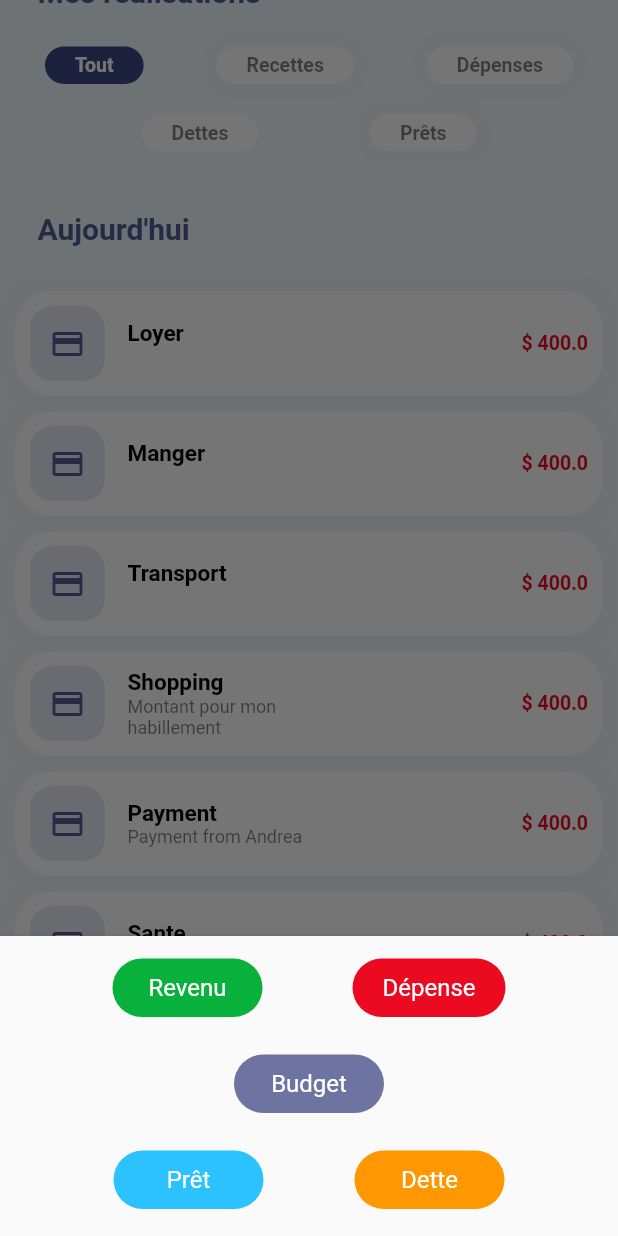
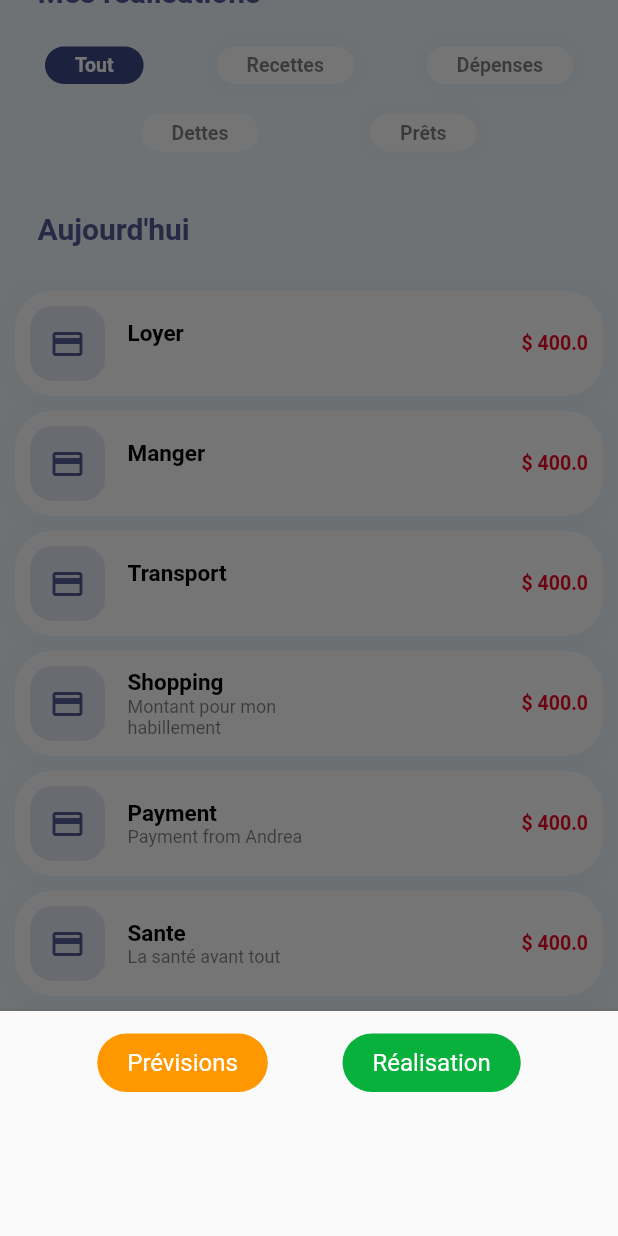
Before and after one commit to EdmondDossa/gestion-finance-personnelle, a Flutter app: the HomePage screen opened directly, item 2 of the bottom bar chosen, scrolled down 106 dp, after a tap on the "add" icon, on a phone screen of 412 x 824 dp. Run offline on Flutter 3.47's test engine with Material 2 defaults, Android fonts, the light colour scheme and no system bars; drawn by our look-alikes of animated_bottom_navigation_bar; our stand-ins replace cloud_firestore, firebase_auth, firebase_core, fl_chart, google_fonts; missing offline and left inert: icon_badge; accounts and stored records are empty.

Commit message:
Ajout de la page paramètre et autres modifications

```diff
--- a/lib/screens/home.dart
+++ b/lib/screens/home.dart
@@ -8,6 +8,7 @@ import 'package:gestion_finance/screens/budgets.dart';
 import 'package:gestion_finance/screens/daily.dart';
 import 'package:gestion_finance/screens/depenses.dart';
 import 'package:gestion_finance/screens/home_page.dart';
+import 'package:gestion_finance/screens/param%C3%A8tre.dart';
 import 'package:gestion_finance/screens/prets.dart';
 import 'package:gestion_finance/screens/revenus.dart';
 import 'package:gestion_finance/screens/statistics.dart';
@@ -27,7 +28,7 @@ class _HomePageState extends State<HomePage> {
     const StartPage(),
     const TransactionPage(),
     const StattisticsPage(),
-    const AddCategorie(),
+    const ParametrePage(),
   ];
   @override
   Widget build(BuildContext context) {
@@ -150,7 +151,7 @@ class _HomePageState extends State<HomePage> {
               ),
               child: AddCategorie(),
             );
-          } else if (index == 0) {
+          } else if (index == 0 || index == 1 || index == 2) {
             return Container(
               height: 150,
               padding: EdgeInsets.only(
@@ -159,6 +160,7 @@ class _HomePageState extends State<HomePage> {
                 left: 15,
                 right: 15,
               ),
+              alignment: Alignment.center,
               child: Column(
                 children: [
                   Row(
@@ -177,9 +179,9 @@ class _HomePageState extends State<HomePage> {
                                 horizontal: 20, vertical: 10),
                             decoration: BoxDecoration(
                                 borderRadius: BorderRadius.circular(25),
-                                color: green),
+                                color: Colors.orange),
                             child: Text(
-                              "Revenu",
+                              "Prévisions",
                               style: TextStyle(
                                   fontSize: 16,
                                   fontWeight: FontWeight.w400,
@@ -199,9 +201,9 @@ class _HomePageState extends State<HomePage> {
                                 horizontal: 20, vertical: 10),
                             decoration: BoxDecoration(
                                 borderRadius: BorderRadius.circular(25),
-                                color: red),
+                                color: green),
                             child: Text(
-                              "Dépense",
+                              "Réalisation",
                               style: TextStyle(
                                   fontSize: 16,
                                   fontWeight: FontWeight.w400,
@@ -209,43 +211,12 @@ class _HomePageState extends State<HomePage> {
                             )),
                       ),
                     ],
-                  ),
-                  SizedBox(
-                    height: 25,
-                  ),
-                  Row(
-                    mainAxisAlignment: MainAxisAlignment.center,
-                    children: [
-                      GestureDetector(
-                        onTap: () {
-                          Navigator.push(
-                            context,
-                            MaterialPageRoute(
-                                builder: (context) => CreateBudgetPage()),
-                          );
-                        },
-                        child: Container(
-                          padding: EdgeInsets.symmetric(
-                              horizontal: 20, vertical: 10),
-                          decoration: BoxDecoration(
-                            borderRadius: BorderRadius.circular(25),
-                            color: buttonColor.withOpacity(0.75),
-                          ),
-                          child: Text(
-                            "Budget",
-                            style: TextStyle(
-                                fontSize: 16,
-                                fontWeight: FontWeight.w400,
-                                color: white),
-                          ),
-                        ),
-                      ),
-                    ],
                   )
                 ],
               ),
             );
-          } else if (index == 1) {
+          }
+          /*  else if (index == 1) {
             return Container(
               height: 200,
               padding: EdgeInsets.only(
@@ -401,7 +372,7 @@ class _HomePageState extends State<HomePage> {
                 ],
               ),
             );
-          }
+          } */
           return widget;
         });
   }
--- /dev/null
+++ b/lib/screens/paramètre.dart
@@ -0,0 +1,347 @@
+import 'package:flutter/material.dart';
+import 'package:gestion_finance/utilities/auth_services.dart';
+
+import '../utilities/colors.dart';
+
+class ParametrePage extends StatefulWidget {
+  const ParametrePage({super.key});
+
+  @override
+  State<ParametrePage> createState() => _ParametrePageState();
+}
+
+class _ParametrePageState extends State<ParametrePage> {
+  TextEditingController _email = TextEditingController();
+  TextEditingController _username = TextEditingController();
+  bool isModalOpen = false;
+
+  @override
+  Widget build(BuildContext context) {
+    return getBody();
+  }
+
+  Widget getBody() {
+    return Scaffold(
+        body: SingleChildScrollView(
+      child: Stack(
+        children: [
+          Column(children: [
+            Container(
+              width: double.infinity,
+              height: 300,
+              //decoration: BoxDecoration(color: grey),
+              child: Column(
+                children: [
+                  Container(
+                    width: double.infinity,
+                    height: 190,
+                    decoration: BoxDecoration(
+                      color: buttonColor.withOpacity(0.9),
+                      borderRadius: BorderRadius.only(
+                        bottomLeft: Radius.circular(50),
+                        bottomRight: Radius.circular(50),
+                      ),
+                    ),
+                    child: Column(
+                      children: [
+                        Padding(
+                          padding: const EdgeInsets.only(
+                              left: 10, right: 10, bottom: 10, top: 35),
+                          child: Row(
+                            //mainAxisAlignment: MainAxisAlignment.spaceBetween,
+                            children: [
+                              IconButton(
+                                icon: Icon(Icons.menu),
+                                onPressed: () {
+                                  openDrawer(context);
+                                },
+                              ),
+                              Padding(
+                                padding: const EdgeInsets.only(left: 200),
+                                child: Row(
+                                  mainAxisAlignment:
+                                      MainAxisAlignment.spaceBetween,
+                                  children: [
+                                    Text(
+                                      "Arlette",
+                                      style: TextStyle(
+                                          fontSize: 15,
+                                          fontWeight: FontWeight.w300,
+                                          color: white),
+                                    ),
+                                    SizedBox(
+                                      width: 5,
+                                    ),
+                                    Container(
+                                      width: 30,
+                                      height: 30,
+                                      decoration: BoxDecoration(
+                                          borderRadius:
+                                              BorderRadius.circular(30),
+                                          border: Border.all(color: white)),
+                                      child: Icon(Icons.person_outlined,
+                                          color: white),
+                                    )
+                                  ],
+                                ),
+                              )
+                            ],
+                          ),
+                        ),
+                        Text(
+                          "Paramètres",
+                          style: TextStyle(
+                              fontSize: 20,
+                              fontWeight: FontWeight.bold,
+                              color: white),
+                          textAlign: TextAlign.center,
+                        )
+                      ],
+                    ),
+                  ),
+                ],
+              ),
+            ),
+            Container(
+              width: double.infinity,
+              margin: const EdgeInsets.symmetric(horizontal: 25),
+              padding: const EdgeInsets.all(10),
+              decoration: BoxDecoration(
+                  color: white,
+                  borderRadius: BorderRadius.circular(25),
+                  boxShadow: [
+                    BoxShadow(
+                        color: grey.withOpacity(0.03),
+                        spreadRadius: 10,
+                        blurRadius: 3)
+                  ]),
+              child: Column(
+                crossAxisAlignment: CrossAxisAlignment.start,
+                children: [
+                  const Padding(
+                    padding: EdgeInsets.symmetric(horizontal: 10),
+                    child: Text(
+                      "Adresse électronique (Email)",
+                      style: TextStyle(
+                        fontWeight: FontWeight.w600,
+                        fontSize: 13,
+                        color: Color(0xFF67727d),
+                      ),
+                    ),
+                  ),
+                  TextField(
+                    controller: _email,
+                    cursorColor: black,
+                    keyboardType: TextInputType.emailAddress,
+                    style: const TextStyle(
+                      fontWeight: FontWeight.w400,
+                      color: black,
+                    ),
+                    decoration: const InputDecoration(
+                      border: InputBorder.none,
+                      hintText: "aboka@gmail.com",
+                      prefixIcon: Icon(Icons.email_outlined),
+                      prefixIconColor: black,
+                    ),
+                  )
+                ],
+              ),
+            ),
+            const SizedBox(
+              height: 20,
+            ),
+            Container(
+              width: double.infinity,
+              margin: const EdgeInsets.symmetric(horizontal: 25),
+              padding: const EdgeInsets.all(10),
+              decoration: BoxDecoration(
+                  color: white,
+                  borderRadius: BorderRadius.circular(25),
+                  boxShadow: [
+                    BoxShadow(
+                        color: grey.withOpacity(0.03),
+                        spreadRadius: 10,
+                        blurRadius: 3)
+                  ]),
+              child: Column(
+                crossAxisAlignment: CrossAxisAlignment.start,
+                children: [
+                  const Padding(
+                    padding: EdgeInsets.symmetric(horizontal: 10),
+                    child: Text(
+                      "Nom de l'utilisateur",
+                      style: TextStyle(
+                        fontWeight: FontWeight.w600,
+                        fontSize: 13,
+                        color: Color(0xFF67727d),
+                      ),
+                    ),
+                  ),
+                  TextField(
+                    controller: _username,
+                    cursorColor: black,
+                    style: const TextStyle(
+                      fontWeight: FontWeight.w400,
+                      color: black,
+                    ),
+                    decoration: const InputDecoration(
+                      border: InputBorder.none,
+                      hintText: "Aboka21",
+                      prefixIcon: Icon(Icons.account_circle_outlined),
+                      prefixIconColor: black,
+                    ),
+                  )
+                ],
+              ),
+            ),
+            const SizedBox(
+              height: 20,
+            ),
+            GestureDetector(
+              onTap: () {},
+              child: Container(
+                padding: const EdgeInsets.all(20),
+                margin: const EdgeInsets.symmetric(horizontal: 25),
+                decoration: BoxDecoration(
+                    color: buttonColor,
+                    borderRadius: BorderRadius.circular(25)),
+                child: const Center(
+                  child: Text(
+                    "Modifier vos informations",
+                    style: TextStyle(
+                        color: Colors.white,
+                        fontSize: 16,
+                        fontWeight: FontWeight.w600,
+                        letterSpacing: 1),
+                  ),
+                ),
+              ),
+            ),
+          ]),
+        ],
+      ),
+    ));
+  }
+
+  void openDrawer(BuildContext context) {
+    showModalBottomSheet(
+      context: context,
+      builder: (BuildContext context) {
+        return Drawer(
+          child: ListView(
+            padding: EdgeInsets.zero,
+            children: <Widget>[
+              Container(
+                height: 50,
+                padding: EdgeInsets.all(10),
+                alignment: Alignment.center,
+                child: Text(
+                  'Menu',
+                  style: TextStyle(fontSize: 24, color: Colors.white),
+                ),
+                decoration: BoxDecoration(
+                  color: buttonColor.withOpacity(0.8),
+                ),
+              ),
+              ListTile(
+                leading: Icon(Icons.category_outlined),
+                title: Text('Rubriques'),
+                onTap: () {
+                  Navigator.pop(context);
+                },
+              ),
+              ListTile(
+                leading: Icon(Icons.logout_outlined),
+                title: Text('Se Déconnecter'),
+                onTap: () {
+                  Navigator.pop(context);
+                  authServices.signOut();
+                },
+              ),
+            ],
+          ),
+        );
+      },
+    );
+  }
+}
+
+/*
+import 'package:flutter/material.dart';
+
+void main() {
+  runApp(MyApp());
+}
+
+class MyApp extends StatelessWidget {
+  @override
+  Widget build(BuildContext context) {
+    return MaterialApp(
+      title: 'Modal de gauche à droite',
+      theme: ThemeData(
+        primarySwatch: Colors.blue,
+      ),
+      home: HomePage(),
+    );
+  }
+}
+
+class HomePage extends StatelessWidget {
+  @override
+  Widget build(BuildContext context) {
+    return Scaffold(
+      appBar: AppBar(
+        title: Text('Modal de gauche à droite'),
+      ),
+      body: Center(
+        child: Text(
+          'Appuyez sur l\'icône du menu',
+          style: TextStyle(fontSize: 20),
+        ),
+      ),
+      drawer: DrawerWidget(),
+    );
+  }
+}
+
+class DrawerWidget extends StatelessWidget {
+  @override
+  Widget build(BuildContext context) {
+    return Drawer(
+      child: ListView(
+        padding: EdgeInsets.zero,
+        children: <Widget>[
+          DrawerHeader(
+            child: Text(
+              'Menu',
+              style: TextStyle(fontSize: 24, color: Colors.white),
+            ),
+            decoration: BoxDecoration(
+              color: Colors.blue,
+            ),
+          ),
+          ListTile(
+            leading: Icon(Icons.home),
+            title: Text('Accueil'),
+            onTap: () {
+              // Actions lorsque l'élément du menu est cliqué
+              Navigator.pop(context); // Ferme le tiroir latéral
+              // Ajoutez ici le code pour aller à la page d'accueil
+            },
+          ),
+          ListTile(
+            leading: Icon(Icons.settings),
+            title: Text('Paramètres'),
+            onTap: () {
+              // Actions lorsque l'élément du menu est cliqué
+              Navigator.pop(context); // Ferme le tiroir latéral
+              // Ajoutez ici le code pour aller à la page des paramètres
+            },
+          ),
+        ],
+      ),
+    );
+  }
+}
+
+*/
--- a/lib/screens/signup.dart
+++ b/lib/screens/signup.dart
@@ -31,7 +31,7 @@ class _SignupPageState extends State<SignupPage> {
   Widget getBody() {
     return SingleChildScrollView(
       child: Center(
-          child: Column(
+        child: Column(
         children: [
           const SizedBox(height: 100),
           Container(
--- a/lib/screens/statistics.dart
+++ b/lib/screens/statistics.dart
@@ -12,8 +12,8 @@ class StattisticsPage extends StatefulWidget {
 }
 
 class _StattisticsPageState extends State<StattisticsPage> {
-   final double income = 0;
-  final double expenses = 0;
+   final double income = 5000;
+  final double expenses = 3000;
   //StatisticsPage({required this.income, required this.expenses});
   List days = ["Jour","Semaine","Mois","Annee"];
   @override
@@ -63,6 +63,9 @@ class _StattisticsPageState extends State<StattisticsPage> {
                 );
               }),
             ],
+          ),
+          SizedBox(
+            height: 20,
           ),
           Column(
           mainAxisAlignment: MainAxisAlignment.center,
```
Also changed, not shown: lib/screens/configuration.dart (+7 -7 lines), lib/screens/depenses.dart (+14 -19 lines), lib/screens/revenus.dart (+6 -6 lines).
